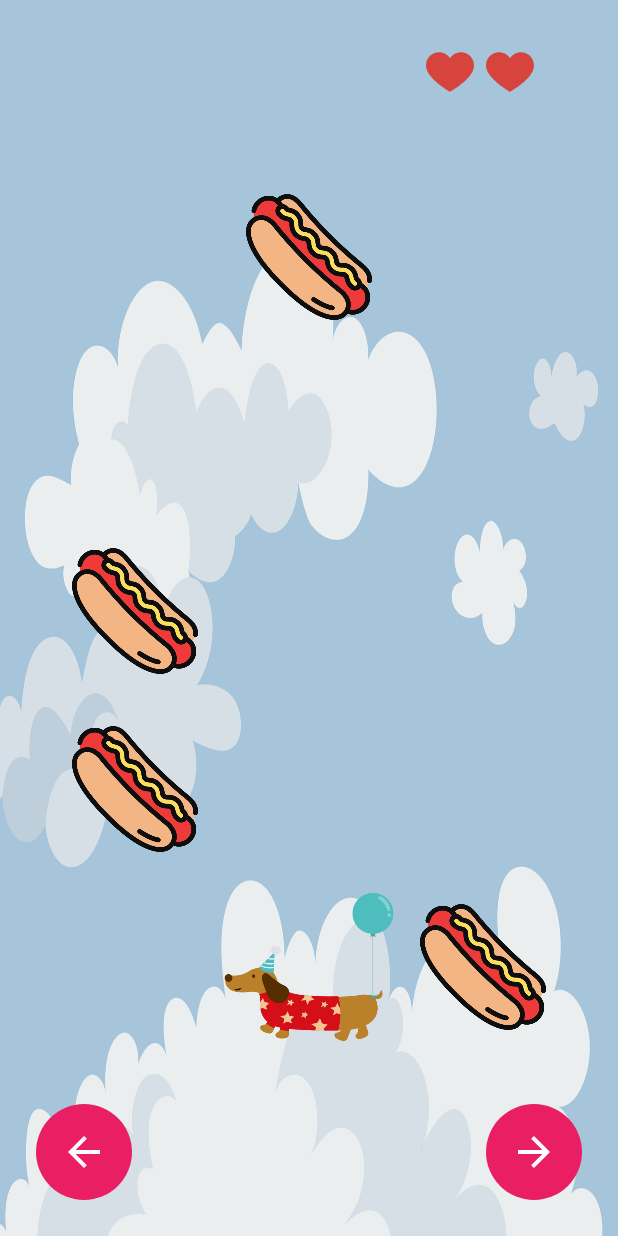
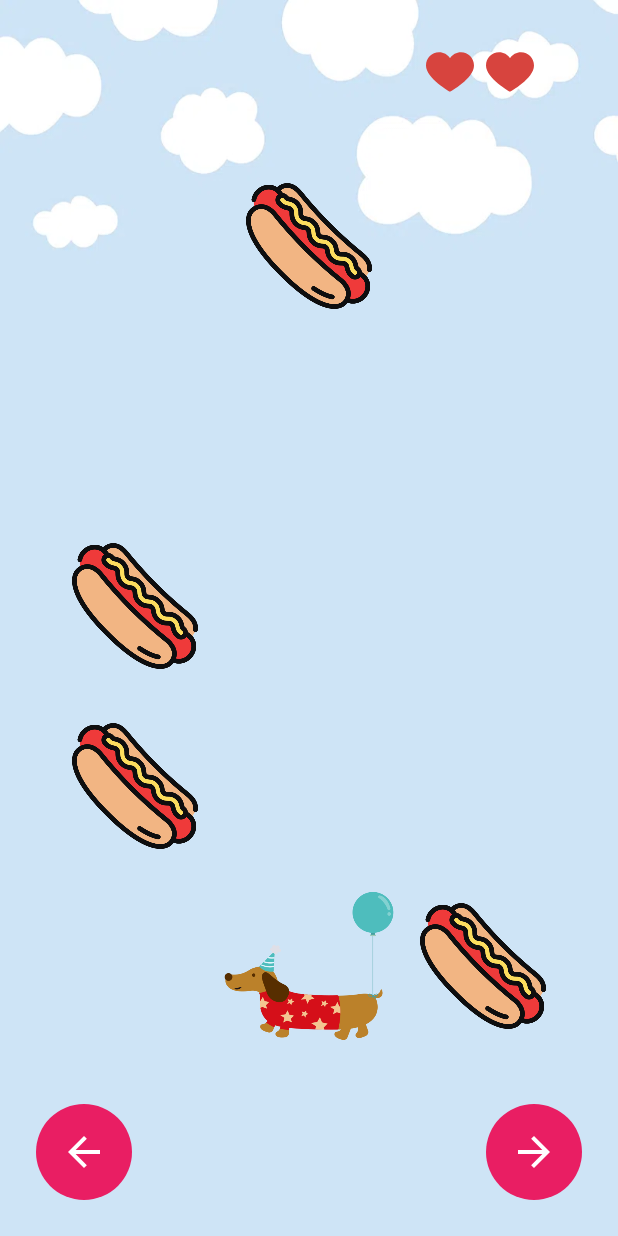
Before and after one commit to dafnasimhon/android-dachshund-crash-game, an Android app: the screen it shows after launch (MainActivity), on a phone screen of 412 x 824 dp. Run offline under Robolectric (Android 15) with nearby library versions, the phone set to English and light mode, and no system bars.

Commit message:
change background and fix UI

```diff
--- a/app/src/main/res/layout/activity_main.xml
+++ b/app/src/main/res/layout/activity_main.xml
@@ -5,10 +5,10 @@
     android:id="@+id/main"
     android:layout_width="match_parent"
     android:layout_height="match_parent"
-    android:background="@drawable/clouds_bg"
+    android:background="@drawable/cloud_background"
+    android:layoutDirection="ltr"
     tools:context=".MainActivity">
-
-    <LinearLayout
+    <androidx.appcompat.widget.LinearLayoutCompat
         android:id="@+id/main_LAY_hearts"
         android:layout_width="wrap_content"
         android:layout_height="wrap_content"
@@ -17,28 +17,24 @@
         android:orientation="horizontal"
         android:layout_marginTop="32dp"
         android:layout_marginEnd="16dp">
-
-        <ImageView
+        <androidx.appcompat.widget.AppCompatImageView
             android:id="@+id/main_IMG_heart0"
             android:layout_width="@dimen/heart_width"
             android:layout_height="@dimen/heart_height"
             android:src="@drawable/heart" />
-
-        <ImageView
+        <androidx.appcompat.widget.AppCompatImageView
             android:id="@+id/main_IMG_heart1"
             android:layout_width="@dimen/heart_width"
             android:layout_height="@dimen/heart_height"
             android:layout_marginStart="@dimen/heart_margin_start"
             android:src="@drawable/heart" />
-
-        <ImageView
+        <androidx.appcompat.widget.AppCompatImageView
             android:id="@+id/main_IMG_heart2"
             android:layout_width="@dimen/heart_width"
             android:layout_height="@dimen/heart_height"
             android:layout_marginStart="@dimen/heart_margin_start"
             android:src="@drawable/heart" />
-    </LinearLayout>
-
+    </androidx.appcompat.widget.LinearLayoutCompat>
 
     <com.google.android.material.button.MaterialButton
         android:id="@+id/main_BTN_left"
@@ -61,7 +57,6 @@
         app:iconTint="@android:color/white"
         app:iconSize="32dp"
         app:iconGravity="textStart" />
-
     <com.google.android.material.button.MaterialButton
         android:id="@+id/main_BTN_right"
         android:layout_width="64dp"
@@ -85,31 +80,27 @@
         app:iconSize="32dp"
         app:iconGravity="textStart" />
 
-
-    <LinearLayout
+    <androidx.appcompat.widget.LinearLayoutCompat
         android:id="@+id/main_LAY_board_parent"
         android:layout_width="match_parent"
         android:layout_height="match_parent"
         android:orientation="vertical"
         android:layout_below="@id/main_LAY_hearts"
         android:layout_above="@id/main_BTN_right"
-        android:layout_marginTop="16dp">
-
-        <LinearLayout
+        android:layout_marginTop="8dp">
+        <androidx.appcompat.widget.LinearLayoutCompat
             android:id="@+id/main_LAY_hotdogs"
             android:layout_width="match_parent"
             android:layout_height="0dp"
             android:layout_weight="50"
             android:orientation="vertical"
             android:layout_margin="32dp">
-
-            <LinearLayout
+            <androidx.appcompat.widget.LinearLayoutCompat
                 android:layout_width="match_parent"
                 android:layout_height="0dp"
                 android:layout_weight="1"
                 android:orientation="horizontal">
-
-                <ImageView
+                <androidx.appcompat.widget.AppCompatImageView
                     android:id="@+id/imgHotdog00"
                     android:layout_width="0dp"
                     android:layout_height="match_parent"
@@ -118,8 +109,7 @@
                     android:src="@drawable/hotdog"
                     android:scaleType="centerInside"
                     android:adjustViewBounds="true" />
-
-                <ImageView
+                <androidx.appcompat.widget.AppCompatImageView
                     android:id="@+id/imgHotdog01"
                     android:layout_width="0dp"
                     android:layout_height="match_parent"
@@ -128,8 +118,7 @@
                     android:src="@drawable/hotdog"
                     android:scaleType="centerInside"
                     android:adjustViewBounds="true" />
-
-                <ImageView
+                <androidx.appcompat.widget.AppCompatImageView
                     android:id="@+id/imgHotdog02"
                     android:layout_width="0dp"
                     android:layout_height="match_parent"
@@ -138,16 +127,14 @@
                     android:src="@drawable/hotdog"
                     android:scaleType="centerInside"
                     android:adjustViewBounds="true" />
-            </LinearLayout>
+            </androidx.appcompat.widget.LinearLayoutCompat>
 
-            <!-- שורה 1 -->
-            <LinearLayout
+            <androidx.appcompat.widget.LinearLayoutCompat
                 android:layout_width="match_parent"
                 android:layout_height="0dp"
                 android:layout_weight="1"
                 android:orientation="horizontal">
-
-                <ImageView
+                <androidx.appcompat.widget.AppCompatImageView
                     android:id="@+id/imgHotdog10"
                     android:layout_width="0dp"
                     android:layout_height="match_parent"
@@ -156,8 +143,7 @@
                     android:src="@drawable/hotdog"
                     android:scaleType="centerInside"
                     android:adjustViewBounds="true" />
-
-                <ImageView
+                <androidx.appcompat.widget.AppCompatImageView
                     android:id="@+id/imgHotdog11"
                     android:layout_width="0dp"
                     android:layout_height="match_parent"
@@ -166,8 +152,7 @@
                     android:src="@drawable/hotdog"
                     android:scaleType="centerInside"
                     android:adjustViewBounds="true" />
-
-                <ImageView
+                <androidx.appcompat.widget.AppCompatImageView
                     android:id="@+id/imgHotdog12"
                     android:layout_width="0dp"
                     android:layout_height="match_parent"
@@ -176,16 +161,14 @@
                     android:src="@drawable/hotdog"
                     android:scaleType="centerInside"
                     android:adjustViewBounds="true" />
-            </LinearLayout>
+            </androidx.appcompat.widget.LinearLayoutCompat>
 
-
-            <LinearLayout
+            <androidx.appcompat.widget.LinearLayoutCompat
                 android:layout_width="match_parent"
                 android:layout_height="0dp"
                 android:layout_weight="1"
                 android:orientation="horizontal">
-
-                <ImageView
+                <androidx.appcompat.widget.AppCompatImageView
                     android:id="@+id/imgHotdog20"
                     android:layout_width="0dp"
                     android:layout_height="match_parent"
@@ -194,8 +177,7 @@
                     android:src="@drawable/hotdog"
                     android:scaleType="centerInside"
                     android:adjustViewBounds="true" />
-
-                <ImageView
+                <androidx.appcompat.widget.AppCompatImageView
                     android:id="@+id/imgHotdog21"
                     android:layout_width="0dp"
                     android:layout_height="match_parent"
@@ -204,8 +186,7 @@
                     android:src="@drawable/hotdog"
                     android:scaleType="centerInside"
                     android:adjustViewBounds="true" />
-
-                <ImageView
+                <androidx.appcompat.widget.AppCompatImageView
                     android:id="@+id/imgHotdog22"
                     android:layout_width="0dp"
                     android:layout_height="match_parent"
@@ -214,16 +195,14 @@
                     android:src="@drawable/hotdog"
                     android:scaleType="centerInside"
                     android:adjustViewBounds="true" />
-            </LinearLayout>
+            </androidx.appcompat.widget.LinearLayoutCompat>
 
-            <!-- שורה 3 -->
-            <LinearLayout
+            <androidx.appcompat.widget.LinearLayoutCompat
                 android:layout_width="match_parent"
                 android:layout_height="0dp"
                 android:layout_weight="1"
                 android:orientation="horizontal">
-
-                <ImageView
+                <androidx.appcompat.widget.AppCompatImageView
                     android:id="@+id/imgHotdog30"
                     android:layout_width="0dp"
                     android:layout_height="match_parent"
@@ -232,8 +211,7 @@
                     android:src="@drawable/hotdog"
                     android:scaleType="centerInside"
                     android:adjustViewBounds="true" />
-
-                <ImageView
+                <androidx.appcompat.widget.AppCompatImageView
                     android:id="@+id/imgHotdog31"
                     android:layout_width="0dp"
                     android:layout_height="match_parent"
@@ -242,8 +220,7 @@
                     android:src="@drawable/hotdog"
                     android:scaleType="centerInside"
                     android:adjustViewBounds="true" />
-
-                <ImageView
+                <androidx.appcompat.widget.AppCompatImageView
                     android:id="@+id/imgHotdog32"
                     android:layout_width="0dp"
                     android:layout_height="match_parent"
@@ -252,22 +229,19 @@
                     android:src="@drawable/hotdog"
                     android:scaleType="centerInside"
                     android:adjustViewBounds="true" />
-            </LinearLayout>
+            </androidx.appcompat.widget.LinearLayoutCompat>
 
-            <!-- שורה 4 – גם hotdog וגם רכב -->
-            <LinearLayout
+            <androidx.appcompat.widget.LinearLayoutCompat
                 android:layout_width="match_parent"
                 android:layout_height="0dp"
                 android:layout_weight="1"
                 android:orientation="horizontal">
 
-                <!-- עמודה 0 -->
                 <FrameLayout
                     android:layout_width="0dp"
                     android:layout_height="match_parent"
                     android:layout_weight="1">
-
-                    <ImageView
+                    <androidx.appcompat.widget.AppCompatImageView
                         android:id="@+id/imgHotdog40"
                         android:layout_width="match_parent"
                         android:layout_height="match_parent"
@@ -276,8 +250,7 @@
                         android:scaleType="centerInside"
                         android:adjustViewBounds="true"
                         android:visibility="invisible"/>
-
-                    <ImageView
+                    <androidx.appcompat.widget.AppCompatImageView
                         android:id="@+id/main_IMG_car_left"
                         android:layout_width="match_parent"
                         android:layout_height="match_parent"
@@ -288,13 +261,11 @@
                         android:visibility="invisible"/>
                 </FrameLayout>
 
-
                 <FrameLayout
                     android:layout_width="0dp"
                     android:layout_height="match_parent"
                     android:layout_weight="1">
-
-                    <ImageView
+                    <androidx.appcompat.widget.AppCompatImageView
                         android:id="@+id/imgHotdog41"
                         android:layout_width="match_parent"
                         android:layout_height="match_parent"
@@ -303,8 +274,7 @@
                         android:scaleType="centerInside"
                         android:adjustViewBounds="true"
                         android:visibility="invisible"/>
-
-                    <ImageView
+                    <androidx.appcompat.widget.AppCompatImageView
                         android:id="@+id/main_IMG_car"
                         android:layout_width="match_parent"
                         android:layout_height="match_parent"
@@ -315,13 +285,11 @@
                         android:visibility="visible"/>
                 </FrameLayout>
 
-
                 <FrameLayout
                     android:layout_width="0dp"
                     android:layout_height="match_parent"
                     android:layout_weight="1">
-
-                    <ImageView
+                    <androidx.appcompat.widget.AppCompatImageView
                         android:id="@+id/imgHotdog42"
                         android:layout_width="match_parent"
                         android:layout_height="match_parent"
@@ -330,8 +298,7 @@
                         android:scaleType="centerInside"
                         android:adjustViewBounds="true"
                         android:visibility="invisible"/>
-
-                    <ImageView
+                    <androidx.appcompat.widget.AppCompatImageView
                         android:id="@+id/main_IMG_car_right"
                         android:layout_width="match_parent"
                         android:layout_height="match_parent"
@@ -341,21 +308,17 @@
                         android:adjustViewBounds="true"
                         android:visibility="invisible"/>
                 </FrameLayout>
+            </androidx.appcompat.widget.LinearLayoutCompat>
+        </androidx.appcompat.widget.LinearLayoutCompat>
+    </androidx.appcompat.widget.LinearLayoutCompat>
 
-            </LinearLayout>
 
-        </LinearLayout>
-
-    </LinearLayout>
-
-    <!-- שכבת Game Over -->
     <RelativeLayout
         android:id="@+id/main_LAY_game_over"
         android:layout_width="match_parent"
         android:layout_height="match_parent"
         android:background="#80000000"
         android:visibility="gone">
-
         <LinearLayout
             android:layout_width="wrap_content"
             android:layout_height="wrap_content"
@@ -363,7 +326,6 @@
             android:orientation="vertical"
             android:padding="24dp"
             android:background="@android:color/white">
-
             <TextView
                 android:id="@+id/main_LBL_game_over"
                 android:layout_width="wrap_content"
@@ -374,7 +336,6 @@
                 android:textColor="@android:color/black"
                 android:layout_gravity="center_horizontal"
                 android:paddingBottom="16dp" />
-
             <com.google.android.material.button.MaterialButton
                 android:id="@+id/main_BTN_play_again"
                 android:layout_width="wrap_content"
@@ -382,9 +343,6 @@
                 android:text="Play again"
                 android:textStyle="bold"
                 android:textAllCaps="false" />
-
         </LinearLayout>
-
     </RelativeLayout>
-
 </RelativeLayout>
```
Also changed, not shown: app/src/main/res/drawable/cloud_background.png (added).
